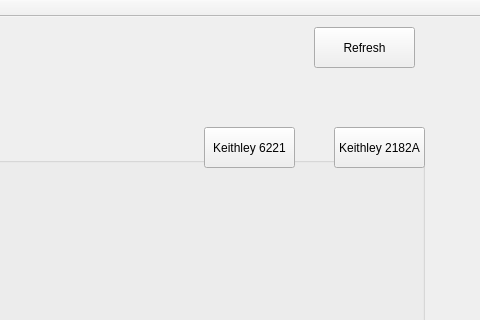
rohitranjan017/Interfacing-and-Data-Acquisition-from-Scientific-Instruments, file Control VI/mainwindow.ui: the form before one commit; both pictures show x 836 to 1316 and y 0 to 320 of the 1316 by 848 pixel window.
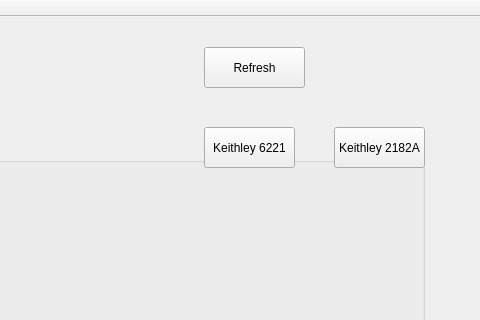
The form after the commit. Icons and pictures are not drawn.

```diff
--- a/Control VI/mainwindow.ui
+++ b/Control VI/mainwindow.ui
@@ -63,8 +63,8 @@
    <widget class="QPushButton" name="connect">
     <property name="geometry">
      <rect>
-      <x>1150</x>
-      <y>10</y>
+      <x>1040</x>
+      <y>30</y>
       <width>101</width>
       <height>41</height>
      </rect>
```
